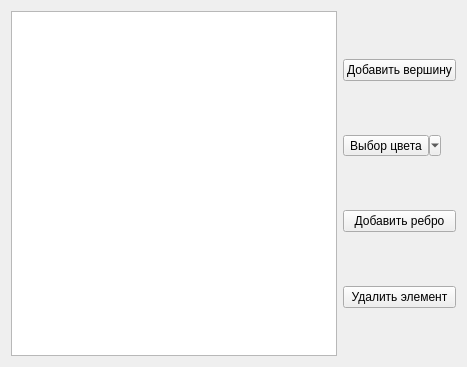
First picture: the form in OTIS/lab3/GraphEditor/graphwindow.ui, repository Gomziakoff/University, before the edit.
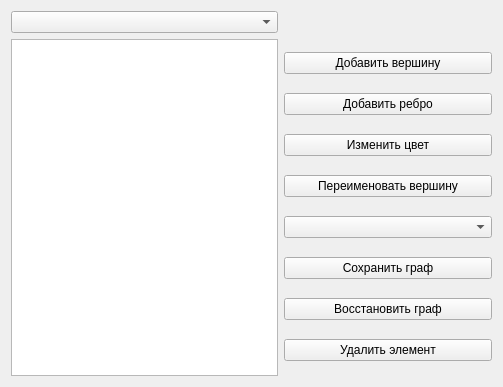
Second picture: the form after the edit.

Diff of the .ui file:
```diff
--- a/OTIS/lab3/GraphEditor/graphwindow.ui
+++ b/OTIS/lab3/GraphEditor/graphwindow.ui
@@ -6,15 +6,21 @@
    <rect>
     <x>0</x>
     <y>0</y>
-    <width>467</width>
-    <height>367</height>
+    <width>503</width>
+    <height>387</height>
    </rect>
   </property>
   <property name="windowTitle">
    <string>Form</string>
   </property>
   <layout class="QGridLayout" name="gridLayout">
-   <item row="0" column="1">
+   <item row="0" column="0">
+    <widget class="QComboBox" name="comboBox"/>
+   </item>
+   <item row="1" column="0">
+    <widget class="QGraphicsView" name="graphicsView"/>
+   </item>
+   <item row="1" column="1">
     <layout class="QVBoxLayout" name="verticalLayout">
      <item>
       <widget class="QPushButton" name="addVertPushButton">
@@ -23,22 +29,6 @@
        </property>
       </widget>
      </item>
-     <item>
-      <widget class="QToolButton" name="colorToolButton">
-       <property name="acceptDrops">
-        <bool>false</bool>
-       </property>
-       <property name="text">
-        <string>Выбор цвета</string>
-       </property>
-       <property name="popupMode">
-        <enum>QToolButton::MenuButtonPopup</enum>
-       </property>
-       <property name="arrowType">
-        <enum>Qt::NoArrow</enum>
-       </property>
-      </widget>
-     </item>
      <item>
       <widget class="QPushButton" name="addEdgePushButton">
        <property name="text">
@@ -46,6 +36,77 @@
        </property>
       </widget>
      </item>
+     <item>
+      <widget class="QPushButton" name="colorPushButton">
+       <property name="text">
+        <string>Изменить цвет</string>
+       </property>
+      </widget>
+     </item>
+     <item>
+      <widget class="QPushButton" name="renamePushButton">
+       <property name="text">
+        <string>Переименовать вершину</string>
+       </property>
+      </widget>
+     </item>
+     <item>
+      <widget class="QComboBox" name="comboBox_2">
+       <property name="enabled">
+        <bool>true</bool>
+       </property>
+       <property name="editable">
+        <bool>false</bool>
+       </property>
+       <property name="placeholderText">
+        <string> Алгоритмы</string>
+       </property>
+       <item>
+        <property name="text">
+         <string>Алгоритмы</string>
+        </property>
+       </item>
+       <item>
+        <property name="text">
+         <string>Информация о графе</string>
+        </property>
+       </item>
+       <item>
+        <property name="text">
+         <string>Эйлеров цикл</string>
+        </property>
+       </item>
+       <item>
+        <property name="text">
+         <string>Гамильтонов цикл</string>
+        </property>
+       </item>
+       <item>
+        <property name="text">
+         <string>Параметры графа</string>
+        </property>
+       </item>
+       <item>
+        <property name="text">
+         <string>Нахождение кратчайших путей</string>
+        </property>
+       </item>
+      </widget>
+     </item>
+     <item>
+      <widget class="QPushButton" name="savePushButton">
+       <property name="text">
+        <string>Сохранить граф</string>
+       </property>
+      </widget>
+     </item>
+     <item>
+      <widget class="QPushButton" name="loadPushButton">
+       <property name="text">
+        <string>Восстановить граф</string>
+       </property>
+      </widget>
+     </item>
      <item>
       <widget class="QPushButton" name="deletePushButton">
        <property name="text">
@@ -55,9 +116,6 @@
      </item>
     </layout>
    </item>
-   <item row="0" column="0">
-    <widget class="QGraphicsView" name="graphicsView"/>
-   </item>
   </layout>
  </widget>
  <resources/>
```
